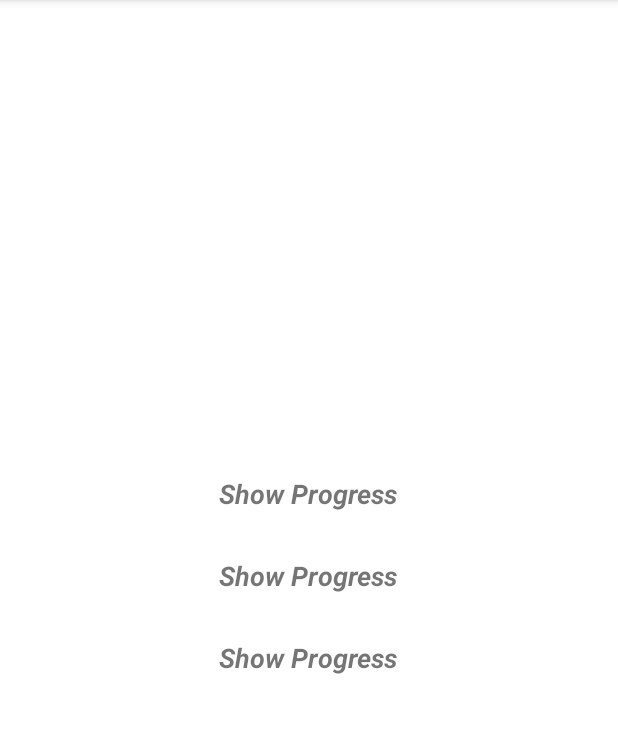
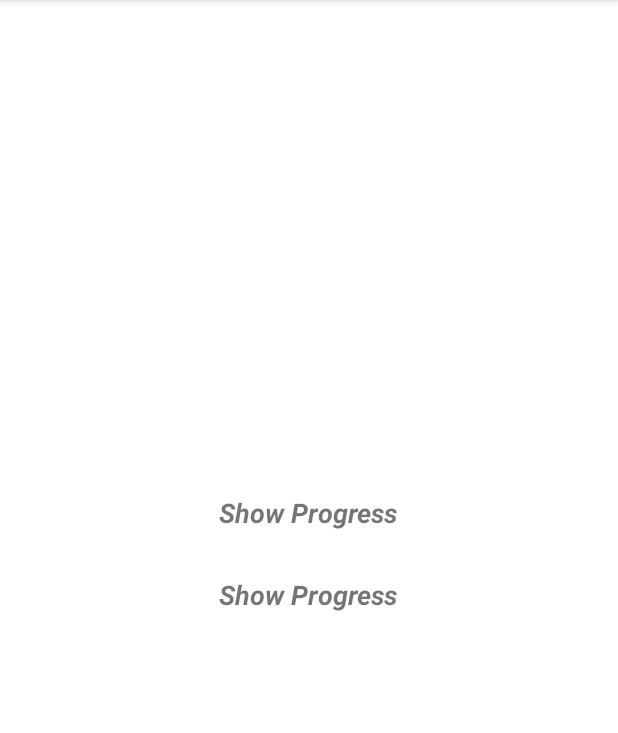
Before and after one commit to sharmajatin1997/CustomProgress, an Android app: the screen it shows after launch (MainActivity), on a phone screen of 412 x 824 dp, the part 84-817 px from its top. Run offline under Robolectric (Android 15) with nearby library versions, the phone set to English and light mode, and no system bars.

Commit message:
Update activity_main.xml

```diff
--- a/app/src/main/res/layout/activity_main.xml
+++ b/app/src/main/res/layout/activity_main.xml
@@ -29,12 +29,12 @@
         android:textSize="18sp"
         android:textStyle="bold|italic" />
 
-    <TextView
-        android:id="@+id/text2"
-        android:layout_width="wrap_content"
-        android:layout_height="wrap_content"
-        android:text="Show Progress"
-        android:textSize="18sp"
-        android:textStyle="bold|italic" />
+<!--    <TextView-->
+<!--        android:id="@+id/text2"-->
+<!--        android:layout_width="wrap_content"-->
+<!--        android:layout_height="wrap_content"-->
+<!--        android:text="Show Progress"-->
+<!--        android:textSize="18sp"-->
+<!--        android:textStyle="bold|italic" />-->
 
 </LinearLayout>
```
